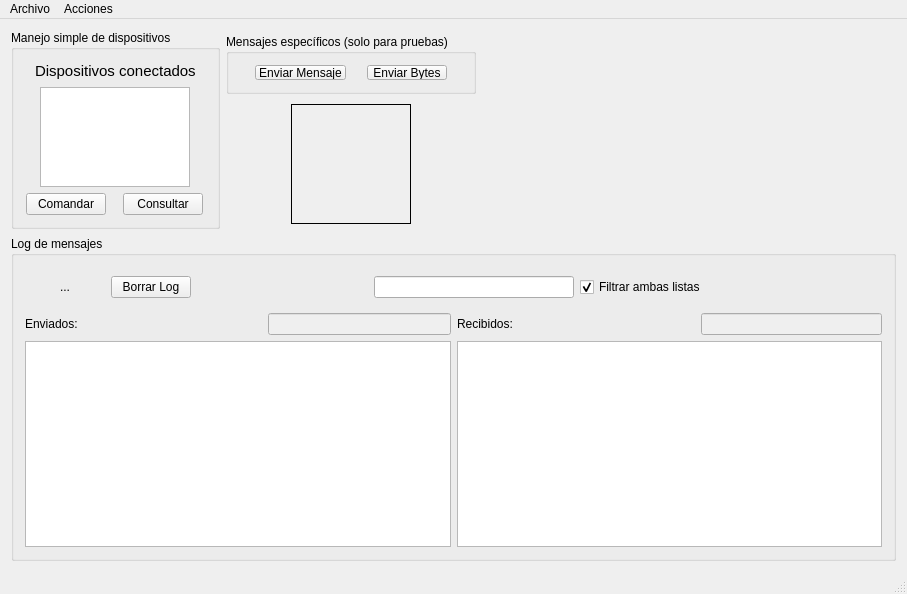
This is mainwindow.ui in arukagiri/interfazLAC as Qt 5 draws it before an edit. The edited form follows.
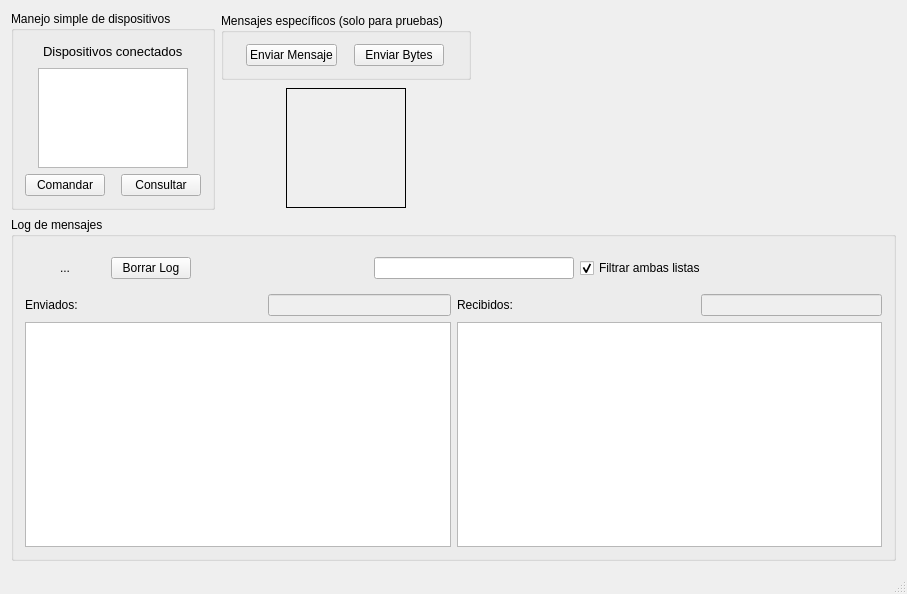
This is the edited form. Icons and pictures are not drawn.

Commit message: fixed scaling for high dpi screens

What changed in the file:
```diff
--- a/mainwindow.ui
+++ b/mainwindow.ui
@@ -60,7 +60,7 @@
              </property>
              <property name="font">
               <font>
-               <pointsize>11</pointsize>
+               <pointsize>10</pointsize>
               </font>
              </property>
              <property name="text">
@@ -212,12 +212,6 @@
             <height>60</height>
            </size>
           </property>
-          <property name="maximumSize">
-           <size>
-            <width>250</width>
-            <height>60</height>
-           </size>
-          </property>
           <property name="title">
            <string>Mensajes específicos (solo para pruebas)</string>
           </property>
@@ -230,6 +224,12 @@
                <verstretch>0</verstretch>
               </sizepolicy>
              </property>
+             <property name="minimumSize">
+              <size>
+               <width>90</width>
+               <height>20</height>
+              </size>
+             </property>
              <property name="text">
               <string>Enviar Mensaje</string>
              </property>
@@ -243,6 +243,12 @@
                <verstretch>0</verstretch>
               </sizepolicy>
              </property>
+             <property name="minimumSize">
+              <size>
+               <width>90</width>
+               <height>20</height>
+              </size>
+             </property>
              <property name="text">
               <string>Enviar Bytes</string>
              </property>
@@ -630,20 +636,6 @@
      <height>20</height>
     </rect>
    </property>
-   <widget class="QMenu" name="menuArchivo">
-    <property name="title">
-     <string>Archivo</string>
-    </property>
-    <addaction name="actionSalir"/>
-   </widget>
-   <widget class="QMenu" name="menuAcciones">
-    <property name="title">
-     <string>Acciones</string>
-    </property>
-    <addaction name="actionEnviar_Mensaje_2"/>
-   </widget>
-   <addaction name="menuArchivo"/>
-   <addaction name="menuAcciones"/>
   </widget>
   <widget class="QStatusBar" name="statusBar"/>
   <action name="actionEnviar_Mensaje">
```
Left out of the diff: 2 changed lines with no effect on the pictures. The commit also changes 4 other files.
